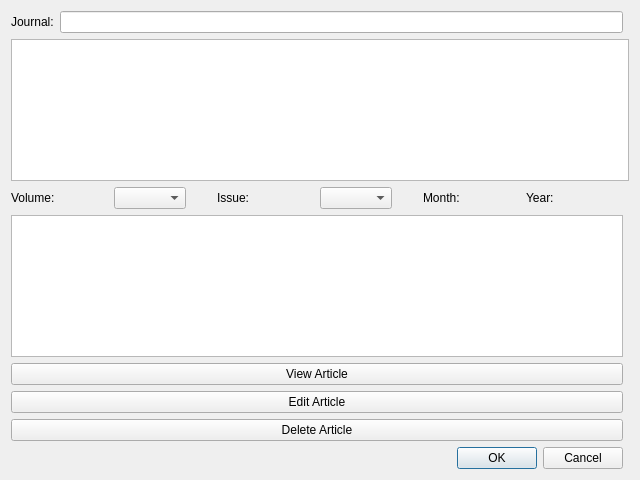
falconofdoom/gui, file articles.ui: the form before one commit.
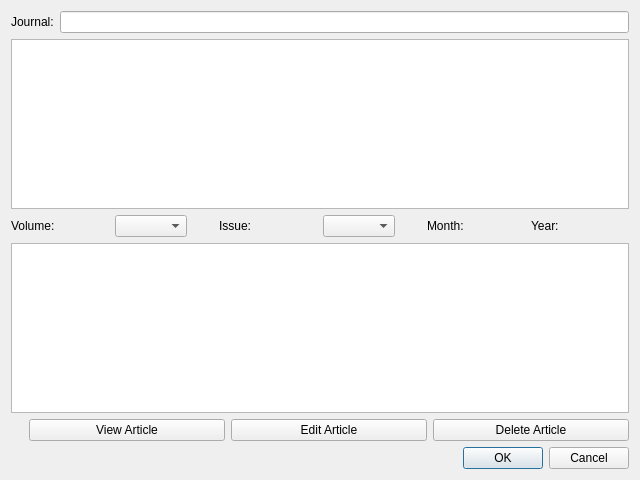
The form after the commit.

Diff of the .ui file:
```diff
--- a/articles.ui
+++ b/articles.ui
@@ -14,58 +14,7 @@
    <string>Dialog</string>
   </property>
   <layout class="QGridLayout" name="gridLayout">
-   <item row="9" column="0">
-    <widget class="QTableView" name="tableView_2"/>
-   </item>
-   <item row="11" column="0">
-    <widget class="QPushButton" name="pushButton">
-     <property name="text">
-      <string>Edit Article</string>
-     </property>
-    </widget>
-   </item>
-   <item row="12" column="0">
-    <widget class="QPushButton" name="pushButton_2">
-     <property name="text">
-      <string>Delete Article</string>
-     </property>
-    </widget>
-   </item>
-   <item row="13" column="0">
-    <widget class="QDialogButtonBox" name="buttonBox">
-     <property name="orientation">
-      <enum>Qt::Horizontal</enum>
-     </property>
-     <property name="standardButtons">
-      <set>QDialogButtonBox::Cancel|QDialogButtonBox::Ok</set>
-     </property>
-    </widget>
-   </item>
-   <item row="4" column="0" colspan="2">
-    <widget class="QTableView" name="tableView">
-     <property name="maximumSize">
-      <size>
-       <width>16777215</width>
-       <height>200</height>
-      </size>
-     </property>
-    </widget>
-   </item>
-   <item row="0" column="0" rowspan="2">
-    <layout class="QHBoxLayout" name="horizontalLayout_2">
-     <item>
-      <widget class="QLabel" name="label_5">
-       <property name="text">
-        <string>Journal:</string>
-       </property>
-      </widget>
-     </item>
-     <item>
-      <widget class="QLineEdit" name="lineEdit"/>
-     </item>
-    </layout>
-   </item>
-   <item row="7" column="0">
+   <item row="7" column="0" colspan="4">
     <layout class="QHBoxLayout" name="horizontalLayout">
      <item>
       <widget class="QLabel" name="label">
@@ -103,13 +52,68 @@
      </item>
     </layout>
    </item>
-   <item row="10" column="0">
-    <widget class="QPushButton" name="pushButton_3">
-     <property name="text">
-      <string>View Article</string>
+   <item row="4" column="0" colspan="4">
+    <widget class="QTableView" name="tableView">
+     <property name="maximumSize">
+      <size>
+       <width>16777215</width>
+       <height>200</height>
+      </size>
      </property>
     </widget>
    </item>
+   <item row="13" column="3">
+    <widget class="QDialogButtonBox" name="buttonBox">
+     <property name="orientation">
+      <enum>Qt::Horizontal</enum>
+     </property>
+     <property name="standardButtons">
+      <set>QDialogButtonBox::Cancel|QDialogButtonBox::Ok</set>
+     </property>
+    </widget>
+   </item>
+   <item row="0" column="0" rowspan="2" colspan="4">
+    <layout class="QHBoxLayout" name="horizontalLayout_2">
+     <item>
+      <widget class="QLabel" name="label_5">
+       <property name="text">
+        <string>Journal:</string>
+       </property>
+      </widget>
+     </item>
+     <item>
+      <widget class="QLineEdit" name="lineEdit"/>
+     </item>
+    </layout>
+   </item>
+   <item row="9" column="0" colspan="4">
+    <widget class="QTableView" name="tableView_2"/>
+   </item>
+   <item row="12" column="3">
+    <layout class="QHBoxLayout" name="horizontalLayout_3">
+     <item>
+      <widget class="QPushButton" name="pushButton_3">
+       <property name="text">
+        <string>View Article</string>
+       </property>
+      </widget>
+     </item>
+     <item>
+      <widget class="QPushButton" name="pushButton">
+       <property name="text">
+        <string>Edit Article</string>
+       </property>
+      </widget>
+     </item>
+     <item>
+      <widget class="QPushButton" name="pushButton_2">
+       <property name="text">
+        <string>Delete Article</string>
+       </property>
+      </widget>
+     </item>
+    </layout>
+   </item>
   </layout>
  </widget>
  <resources/>
```
